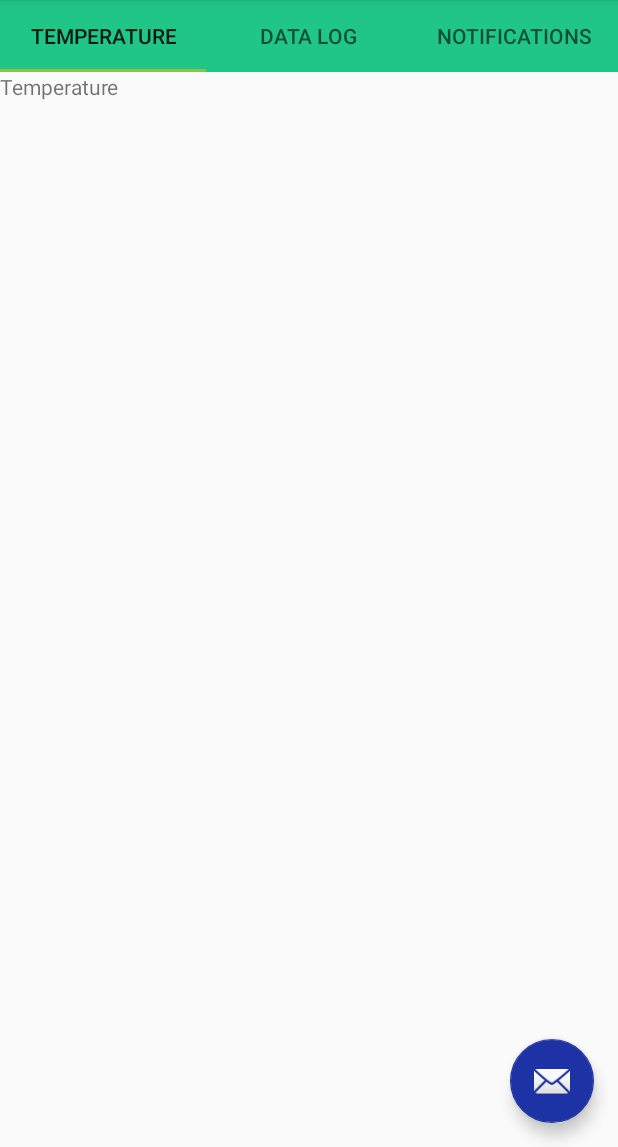
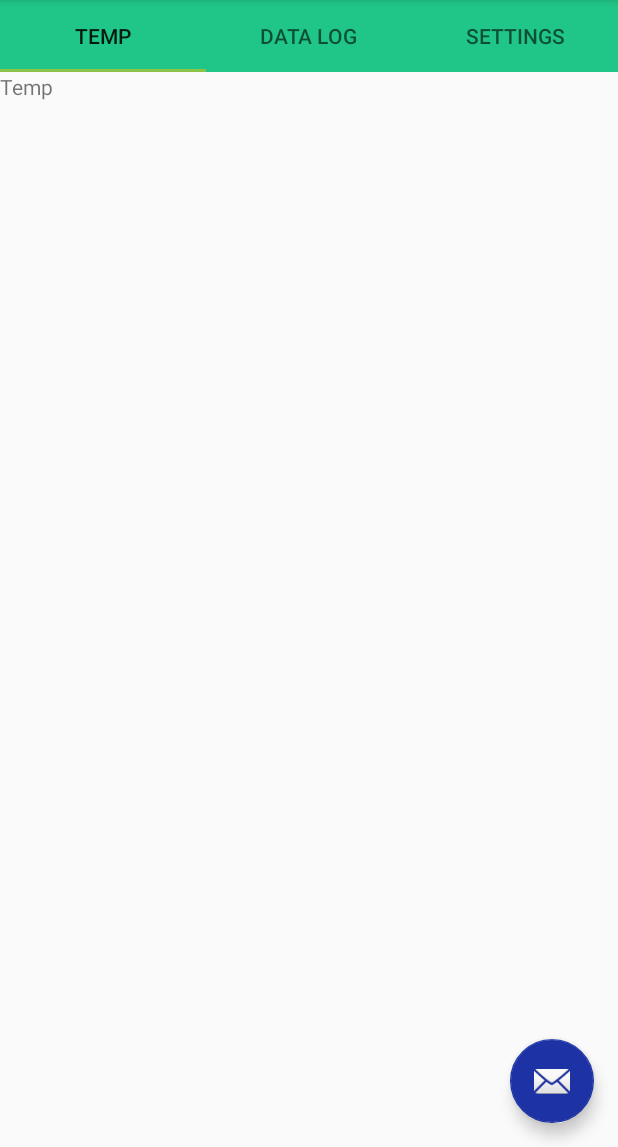
Before and after one commit to edwinahau2/Continuous_Temperature_Sensor, an Android app: the screen it shows after launch (MainActivity), on a phone screen of 412 x 824 dp, the part 89-1236 px from its top. Run offline under Robolectric (Android 15) with nearby library versions, the light colour scheme and no system bars.

Commit message:
Changed the notifications tab to settings tab

```diff
--- a/app/src/main/res/values/strings.xml
+++ b/app/src/main/res/values/strings.xml
@@ -1,6 +1,6 @@
 <resources>
     <string name="app_name">Continuous Temp Sensor</string>
-    <string name="tab_text_1">Temperature</string>
+    <string name="tab_text_1">Temp</string>
     <string name="tab_text_2">Data Log</string>
-    <string name="tab_text_3">Notifications</string>
+    <string name="tab_text_3">Settings</string>
 </resources>
```
